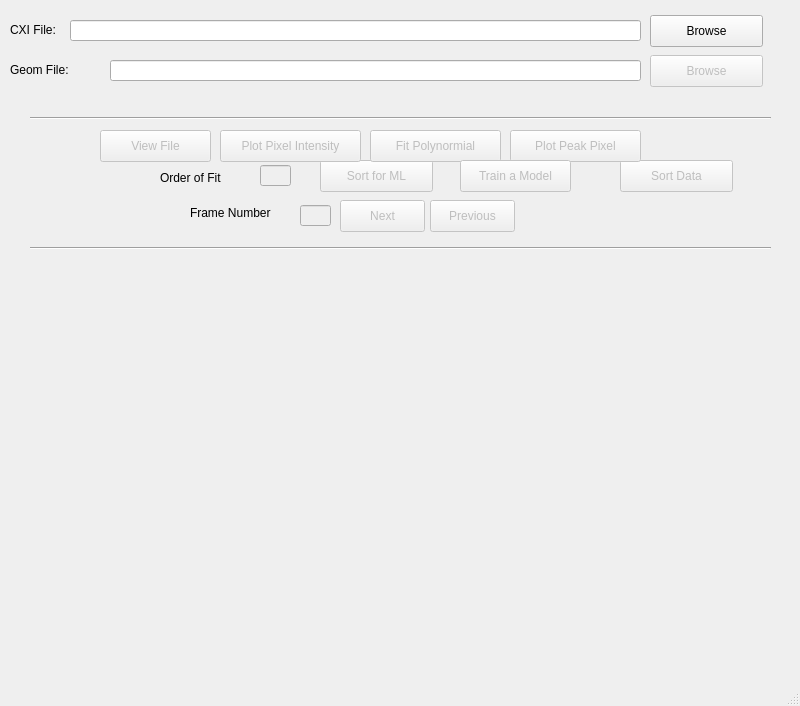
This is mainWindow.ui in gihankaushyal/PixelAnomalyDetectorTool as Qt 5 draws it before an edit. The edited form follows.
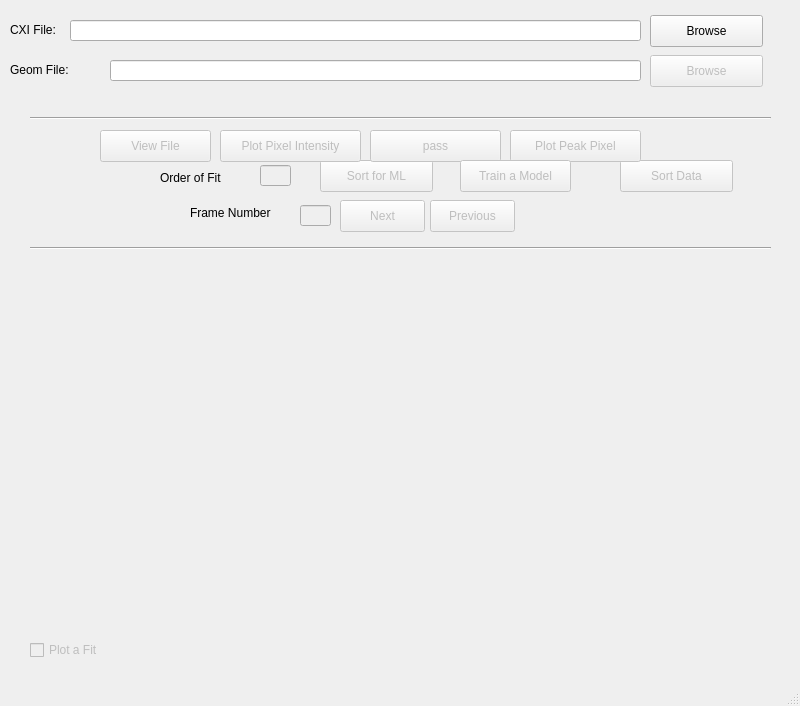
This is the edited form.

Commit message: added a checkBox to plot the fit and trying to deprecate the button

```diff
--- a/mainWindow.ui
+++ b/mainWindow.ui
@@ -150,7 +150,7 @@
      </rect>
     </property>
     <property name="text">
-     <string>Fit Polynormial</string>
+     <string>pass</string>
     </property>
    </widget>
    <widget class="QPushButton" name="plotPeakPixelButton">
@@ -321,6 +321,22 @@
      <string>Train a Model</string>
     </property>
    </widget>
+   <widget class="QCheckBox" name="poltFitCheckBox">
+    <property name="enabled">
+     <bool>false</bool>
+    </property>
+    <property name="geometry">
+     <rect>
+      <x>30</x>
+      <y>640</y>
+      <width>87</width>
+      <height>20</height>
+     </rect>
+    </property>
+    <property name="text">
+     <string>Plot a Fit</string>
+    </property>
+   </widget>
   </widget>
   <widget class="QStatusBar" name="statusbar"/>
   <action name="actionQuit">
```
Left out of the diff: 2 changed lines with no effect on the pictures.
